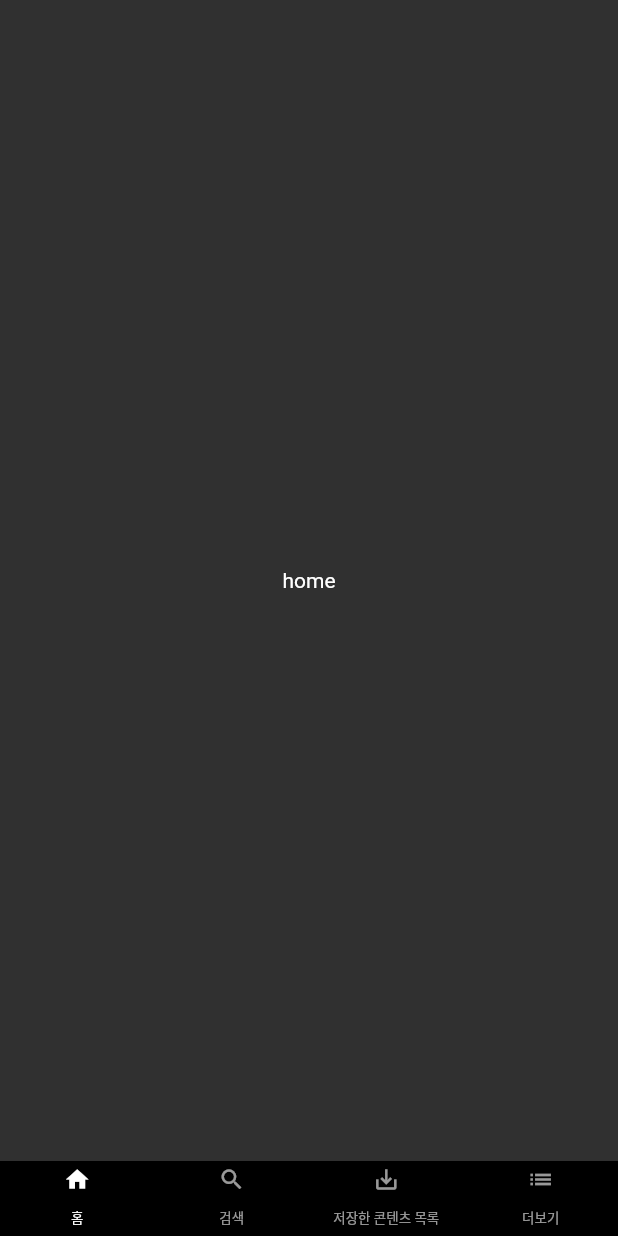
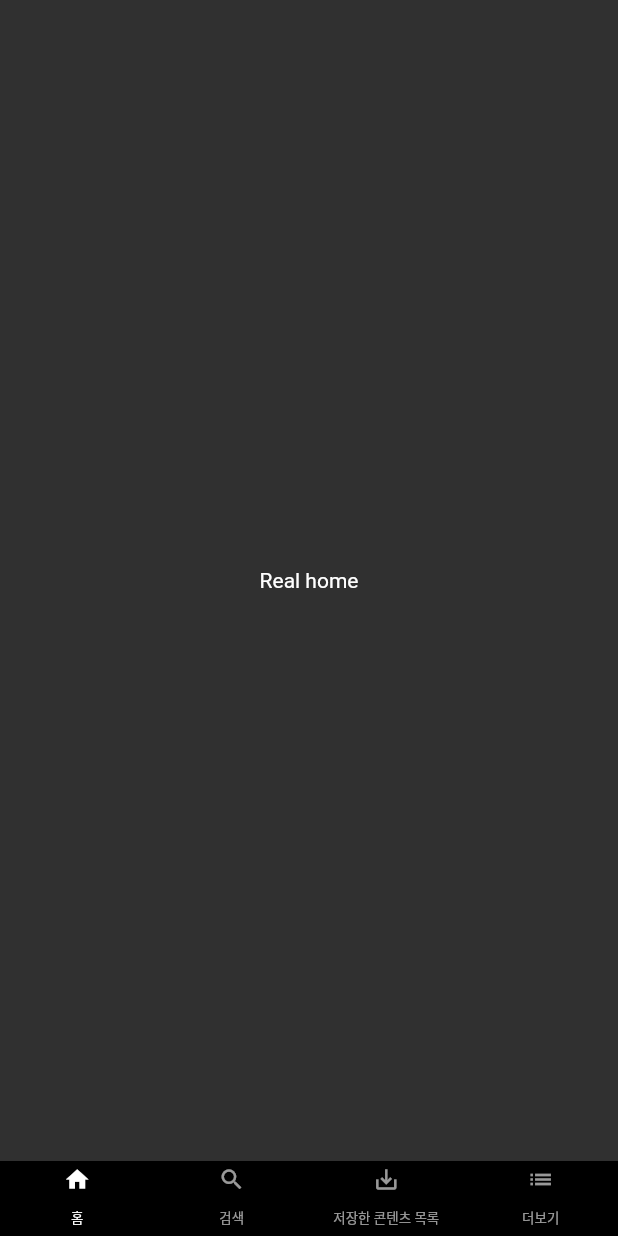
Before and after one commit to ncavchl/Flutter_study, a Flutter app: the screen it shows after launch, on a phone screen of 412 x 824 dp. Run offline on Flutter 3.47's test engine with Material 2 defaults, Android fonts, the phone set to English and light mode, and no system bars.

Commit message:
홈 - 다른 페이지 불러오기

```diff
--- a/helloworld/lib/main.dart
+++ b/helloworld/lib/main.dart
@@ -1,4 +1,5 @@
 import 'package:flutter/material.dart';
+import 'package:helloworld/screen/home_screen.dart';
 import 'package:helloworld/widget/bottom_bar.dart';
 
 void main() {
@@ -13,7 +14,8 @@ class _MyAppState extends State<MyApp> {
   TabController controller;
   @override
   Widget build(BuildContext context) {
-    return MaterialApp(title:'ncavchlFlix',
+    return MaterialApp(
+      title:'ncavchlFlix',
       theme: ThemeData(
           brightness: Brightness.dark,
           primaryColor: Colors.black,
@@ -25,7 +27,7 @@ class _MyAppState extends State<MyApp> {
           body: TabBarView(
             physics: NeverScrollableScrollPhysics(),
             children: <Widget>[
-              Container(child:Center(child:Text('home'),),),
+              HomeScreen(),
               Container(child:Center(child:Text('search'),),),
               Container(child:Center(child:Text('save'),),),
               Container(child:Center(child:Text('list'),),),
--- /dev/null
+++ b/helloworld/lib/screen/home_screen.dart
@@ -0,0 +1,21 @@
+import 'package:flutter/material.dart';
+
+class HomeScreen extends StatefulWidget {
+  _HomeScreenState createState() => _HomeScreenState();
+}
+
+class _HomeScreenState extends State<HomeScreen> {
+  @override
+  void initState() {
+    super.initState();
+  }
+
+  @override
+  Widget build(BuildContext context){
+    return Container(
+        child: Center(
+          child: Text('Real home'),
+      ),
+    );
+  }
+}
```
